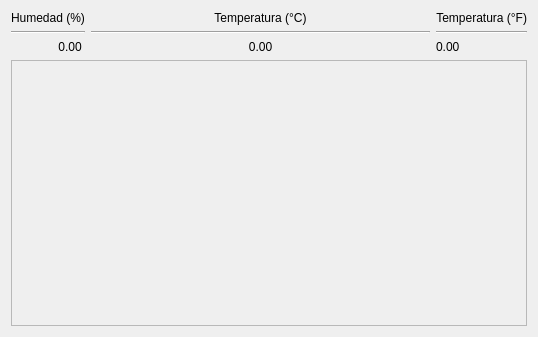
The window that form.ui (adnksharp/piSide6-dht-graph) describes before a commit, drawn with Qt 5.
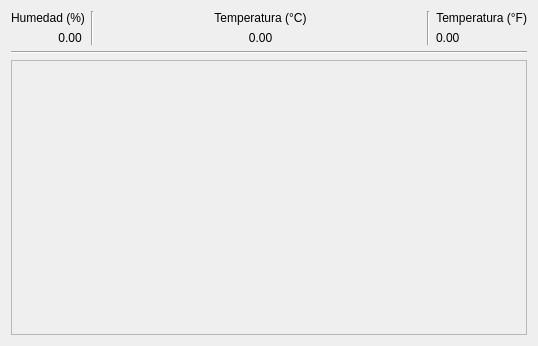
The same window after the commit.

Patch:
```diff
--- a/form.ui
+++ b/form.ui
@@ -7,12 +7,15 @@
     <x>0</x>
     <y>0</y>
     <width>538</width>
-    <height>337</height>
+    <height>346</height>
    </rect>
   </property>
   <property name="windowTitle">
    <string>DHT11</string>
   </property>
+  <property name="styleSheet">
+   <string notr="true"/>
+  </property>
   <layout class="QVBoxLayout" name="verticalLayout_6">
    <item>
     <layout class="QHBoxLayout" name="horizontalLayout">
@@ -32,14 +35,7 @@
         </widget>
        </item>
        <item>
-        <widget class="Line" name="line">
-         <property name="orientation">
-          <enum>Qt::Orientation::Horizontal</enum>
-         </property>
-        </widget>
-       </item>
-       <item>
-        <widget class="QLabel" name="label_2">
+        <widget class="QLabel" name="dhtH">
          <property name="sizePolicy">
           <sizepolicy hsizetype="Preferred" vsizetype="Maximum">
            <horstretch>0</horstretch>
@@ -59,6 +55,13 @@
        </item>
       </layout>
      </item>
+     <item>
+      <widget class="Line" name="line_2">
+       <property name="orientation">
+        <enum>Qt::Orientation::Vertical</enum>
+       </property>
+      </widget>
+     </item>
      <item>
       <layout class="QVBoxLayout" name="verticalLayout_3">
        <item>
@@ -78,14 +81,7 @@
         </widget>
        </item>
        <item>
-        <widget class="Line" name="line_2">
-         <property name="orientation">
-          <enum>Qt::Orientation::Horizontal</enum>
-         </property>
-        </widget>
-       </item>
-       <item>
-        <widget class="QLabel" name="label_4">
+        <widget class="QLabel" name="dhtC">
          <property name="sizePolicy">
           <sizepolicy hsizetype="Expanding" vsizetype="Maximum">
            <horstretch>0</horstretch>
@@ -105,6 +101,13 @@
        </item>
       </layout>
      </item>
+     <item>
+      <widget class="Line" name="line_3">
+       <property name="orientation">
+        <enum>Qt::Orientation::Vertical</enum>
+       </property>
+      </widget>
+     </item>
      <item>
       <layout class="QVBoxLayout" name="verticalLayout_4">
        <item>
@@ -124,14 +127,7 @@
         </widget>
        </item>
        <item>
-        <widget class="Line" name="line_3">
-         <property name="orientation">
-          <enum>Qt::Orientation::Horizontal</enum>
-         </property>
-        </widget>
-       </item>
-       <item>
-        <widget class="QLabel" name="label_6">
+        <widget class="QLabel" name="dhtF">
          <property name="sizePolicy">
           <sizepolicy hsizetype="Preferred" vsizetype="Maximum">
            <horstretch>0</horstretch>
@@ -150,6 +146,13 @@
      </item>
     </layout>
    </item>
+   <item>
+    <widget class="Line" name="line">
+     <property name="orientation">
+      <enum>Qt::Orientation::Horizontal</enum>
+     </property>
+    </widget>
+   </item>
    <item>
     <widget class="QFrame" name="frame">
      <property name="sizePolicy">
```
